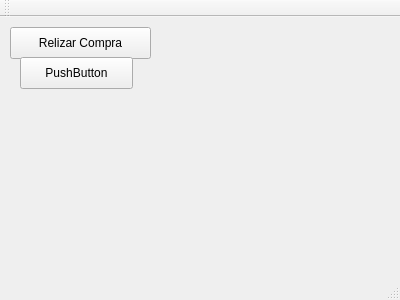
Above: cliente_1/mainwindow.ui from danialvaradob/Datos_Sockets_3 before the change. Below: the same form after it.
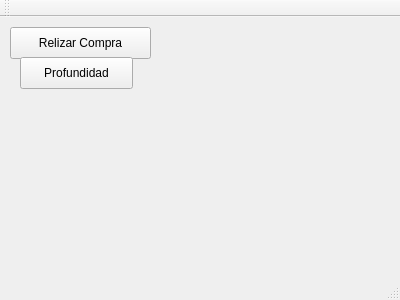
That is the form after the change.

The edit to the form file:
```diff
--- a/cliente_1/mainwindow.ui
+++ b/cliente_1/mainwindow.ui
@@ -37,7 +37,7 @@
      </rect>
     </property>
     <property name="text">
-     <string>PushButton</string>
+     <string>Profundidad</string>
     </property>
    </widget>
   </widget>
```
